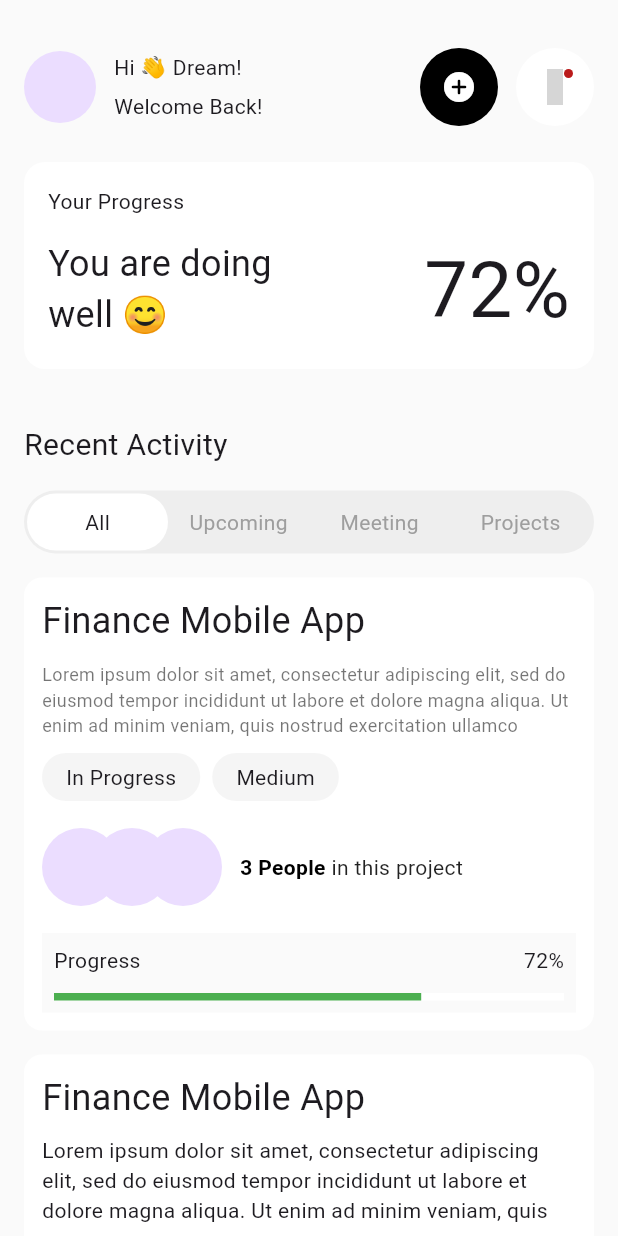
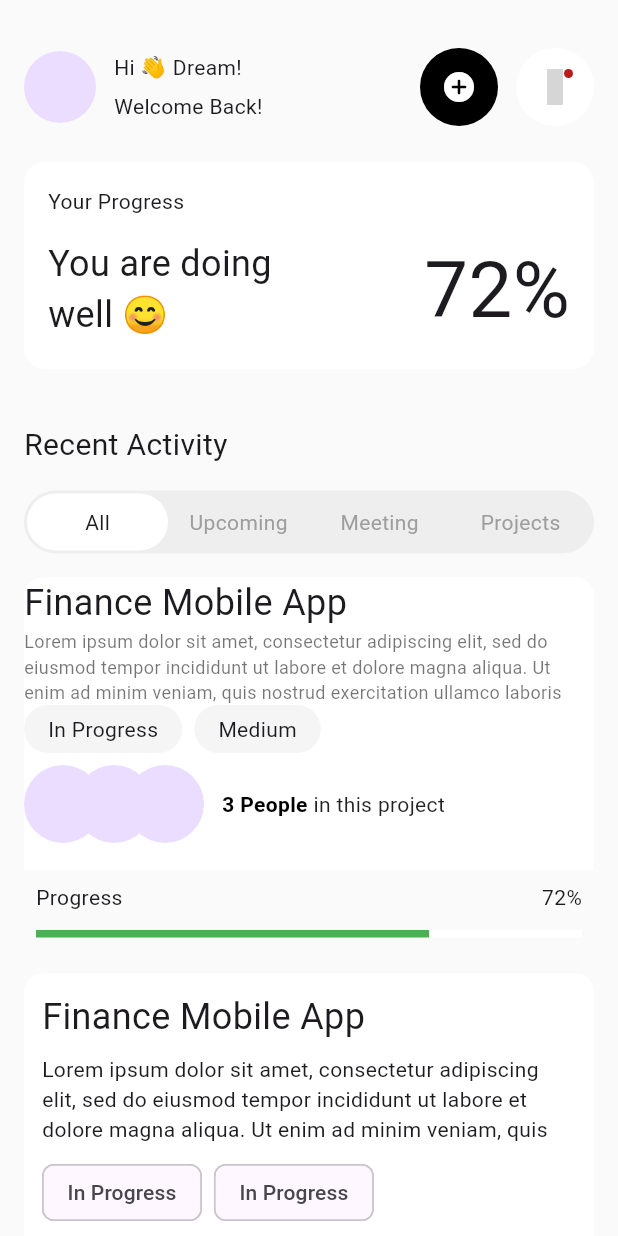
Before and after one commit to JAICHANGPARK/flutter_notebook_chapter_44, a Flutter app: the TaskManagementMainPage screen opened directly, on a phone screen of 412 x 824 dp. Run offline on Flutter 3.47's test engine with Material 3 defaults, Android fonts, the phone set to English and light mode, and no system bars; drawn by our look-alikes of percent_indicator; our stand-ins replace gap, hugeicons; grey boxes are pictures that could not be loaded.

Commit message:
Update task_management_main_page.dart

```diff
--- a/lib/ep2207_task_management_app/ui/task_management_main_page.dart
+++ b/lib/ep2207_task_management_app/ui/task_management_main_page.dart
@@ -146,9 +146,12 @@ class _TaskManagementMainPageState extends State<TaskManagementMainPage> {
                           color: Colors.white,
                           borderRadius: BorderRadius.circular(12),
                         ),
-                        padding: EdgeInsets.all(12),
+                        // padding: EdgeInsets.all(12),
                         child: Column(
                           spacing: 10,
+                          crossAxisAlignment: CrossAxisAlignment.start,
+                          children: [
+                            Column(
                               crossAxisAlignment: CrossAxisAlignment.start,
                               children: [
                                 Text(
@@ -233,6 +236,9 @@ class _TaskManagementMainPageState extends State<TaskManagementMainPage> {
                                     ],
                                   ),
                                 ),
+                              ],
+                            ),
+
                             Container(
                               // height: 52,
                               padding: EdgeInsets.all(8),
```
Lines whose indentation alone changed are shown as unchanged.
